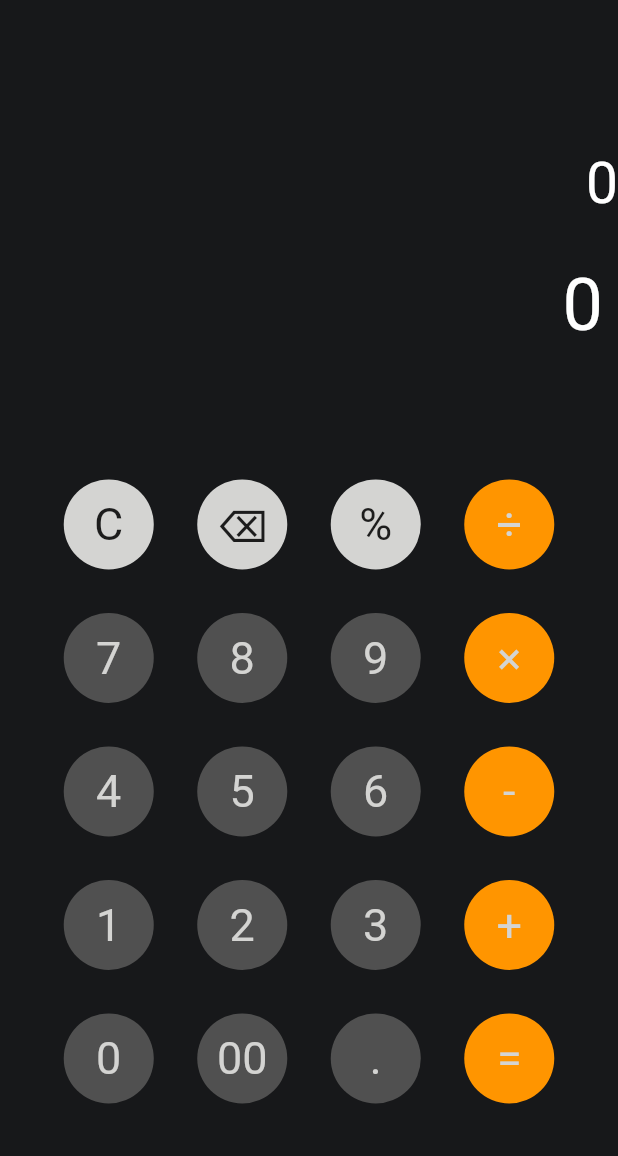
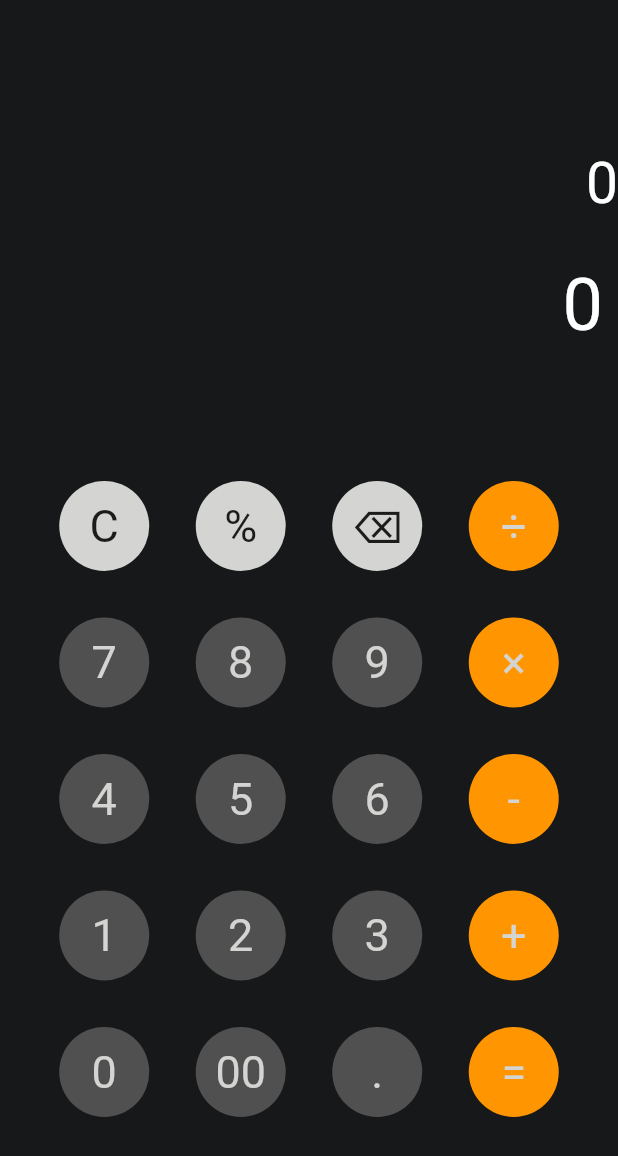
Before and after one commit to MoussaabBadla/Flutter-Calculator, a Flutter app: the screen it shows after launch, on a phone screen of 412 x 824 dp. Shown: the top 1156 px of the screen. Run offline on Flutter 3.47's test engine with Material 2 defaults, Android fonts, the phone set to English and light mode, and no system bars; our stand-ins replace flutter_neumorphic, math_expressions.

Commit message:
Fix padding

```diff
--- a/calculator/lib/main.dart
+++ b/calculator/lib/main.dart
@@ -81,7 +81,7 @@ class _SimpleCalculatorState extends State<SimpleCalculator> {
           style: TextButton.styleFrom(
               minimumSize: Size(62, 60),
               backgroundColor: buttonColor,
-              shape: CircleBorder()),
+              shape: const  CircleBorder()),
           onPressed: () => buttonPressed(buttonText),
           child: Text(
             buttonText,
@@ -121,7 +121,7 @@ class _SimpleCalculatorState extends State<SimpleCalculator> {
           Expanded(
             flex: 7,
             child: Padding(
-              padding: EdgeInsets.symmetric(horizontal: 28),
+              padding: EdgeInsets.symmetric(horizontal: 24),
               child: GridView(
                 physics: NeverScrollableScrollPhysics(),
                 gridDelegate: SliverGridDelegateWithFixedCrossAxisCount(
@@ -129,8 +129,8 @@ class _SimpleCalculatorState extends State<SimpleCalculator> {
                 ),
                 children: [
                   buildButton("C", 1, Color(0xffD4D4D2), Color(0xff1C1C1C)),
+                  buildButton("%", 1, Color(0xffD4D4D2), Color(0xff1C1C1C)),
                   buildButton("⌫", 1, Color(0xffD4D4D2), Color(0xff1C1C1C)),
-                  buildButton("%", 1, Color(0xffD4D4D2), Color(0xff1C1C1C)),
                   buildButton("÷", 1, Color(0xffFF9500), Color(0xffD4D4D2)),
                   buildButton("7", 1, Color(0xff505050), Color(0xffD4D4D2)),
                   buildButton("8", 1, Color(0xff505050), Color(0xffD4D4D2)),
```
